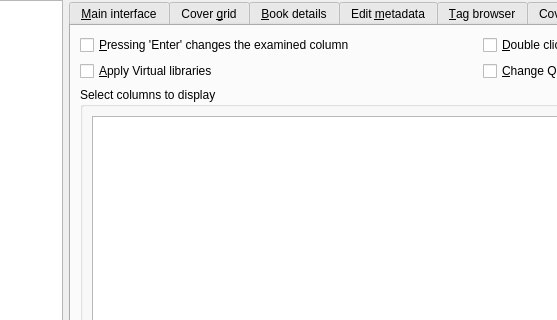
Above: src/calibre/gui2/preferences/look_feel.ui from kovidgoyal/calibre before the change; both pictures show x 193 to 750 and y 0 to 320 of the 1083 by 579 pixel window. Below: the same form after it.
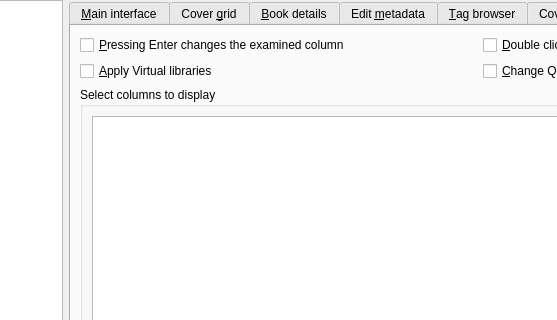
That is the form after the change. The open tabs and pages were chosen to show the change. Icons and pictures are not drawn. Custom widgets are drawn as their Qt base class.

What changed in the file:
```diff
--- a/src/calibre/gui2/preferences/look_feel.ui
+++ b/src/calibre/gui2/preferences/look_feel.ui
@@ -1529,7 +1529,7 @@
 column being examined (the left-hand pane)</string>
            </property>
            <property name="text">
-            <string>&amp;Pressing 'Enter' changes the examined column</string>
+            <string>&amp;Pressing Enter changes the examined column</string>
            </property>
           </widget>
          </item>
```
Left out of the diff: 2 changed lines with no effect on the pictures.
